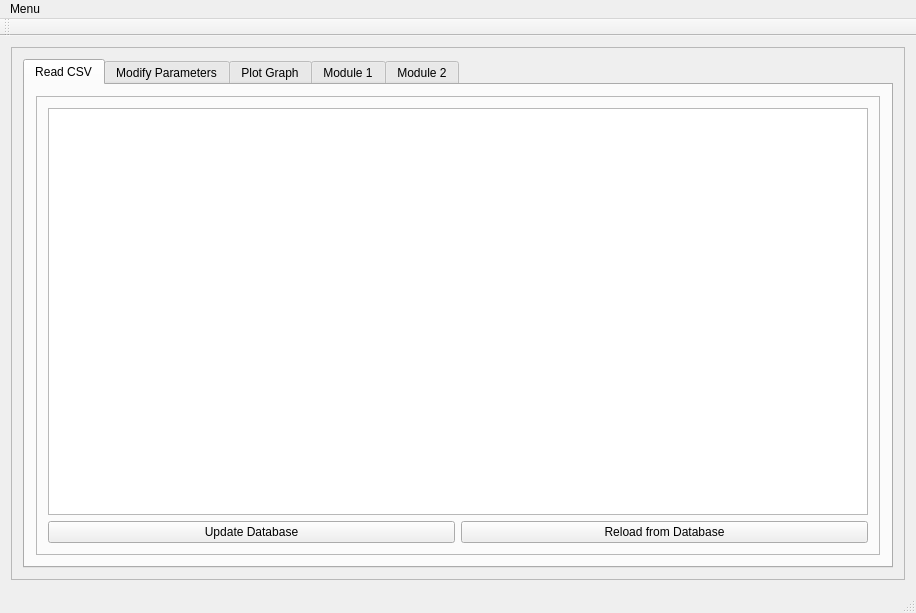
Old version of the form examples/smp/SMPQ/mainwindow.ui in the repository lsyaseen/KTAB.
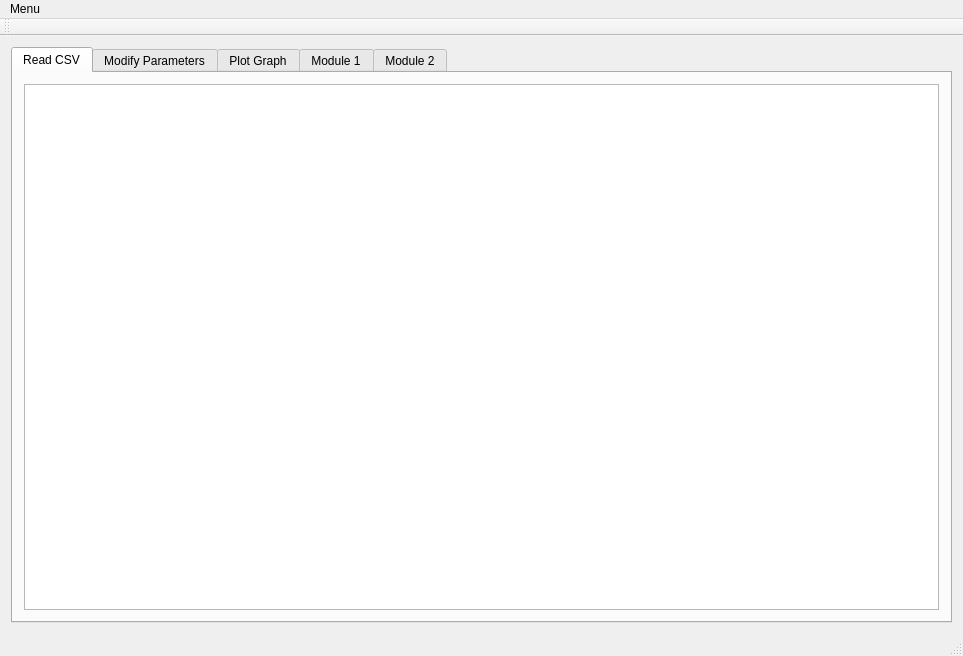
New version of the form.

The edit to the form file:
```diff
--- a/examples/smp/SMPQ/mainwindow.ui
+++ b/examples/smp/SMPQ/mainwindow.ui
@@ -6,26 +6,23 @@
    <rect>
     <x>0</x>
     <y>0</y>
-    <width>916</width>
-    <height>613</height>
+    <width>963</width>
+    <height>656</height>
    </rect>
   </property>
   <property name="windowTitle">
    <string>MainWindow</string>
   </property>
+  <property name="tabShape">
+   <enum>QTabWidget::Rounded</enum>
+  </property>
   <widget class="QWidget" name="centralWidget">
    <layout class="QGridLayout" name="gridLayout">
     <item row="0" column="0">
-     <widget class="QFrame" name="frame">
-      <property name="frameShape">
-       <enum>QFrame::StyledPanel</enum>
-      </property>
-      <property name="frameShadow">
-       <enum>QFrame::Raised</enum>
-      </property>
-      <layout class="QGridLayout" name="gridLayout_4">
-       <item row="0" column="0">
         <widget class="QTabWidget" name="tabWidget">
+      <property name="tabShape">
+       <enum>QTabWidget::Rounded</enum>
+      </property>
          <property name="currentIndex">
           <number>0</number>
          </property>
@@ -35,33 +32,7 @@
           </attribute>
           <layout class="QGridLayout" name="gridLayout_2">
            <item row="0" column="0">
-            <widget class="QFrame" name="frame_2">
-             <property name="frameShape">
-              <enum>QFrame::StyledPanel</enum>
-             </property>
-             <property name="frameShadow">
-              <enum>QFrame::Raised</enum>
-             </property>
-             <layout class="QGridLayout" name="gridLayout_6">
-              <item row="0" column="0" colspan="2">
-               <widget class="QTableView" name="tableView"/>
-              </item>
-              <item row="1" column="0">
-               <widget class="QPushButton" name="pushButton">
-                <property name="text">
-                 <string>Update Database</string>
-                </property>
-               </widget>
-              </item>
-              <item row="1" column="1">
-               <widget class="QPushButton" name="pushButton_2">
-                <property name="text">
-                 <string>Reload from Database</string>
-                </property>
-               </widget>
-              </item>
-             </layout>
-            </widget>
+         <widget class="QTableView" name="csv_tableView"/>
            </item>
           </layout>
          </widget>
@@ -113,15 +84,12 @@
        </item>
       </layout>
      </widget>
-    </item>
-   </layout>
-  </widget>
   <widget class="QMenuBar" name="menuBar">
    <property name="geometry">
     <rect>
      <x>0</x>
      <y>0</y>
-     <width>916</width>
+     <width>963</width>
      <height>25</height>
     </rect>
    </property>
@@ -149,7 +117,7 @@
     <enum>TopToolBarArea</enum>
    </attribute>
    <attribute name="toolBarBreak">
-    <bool>false</bool>
+    <bool>true</bool>
    </attribute>
   </widget>
   <widget class="QStatusBar" name="statusBar"/>
```
Left out of the diff: 26 changed lines with no effect on the pictures. Lines whose indentation alone changed are shown as unchanged.
